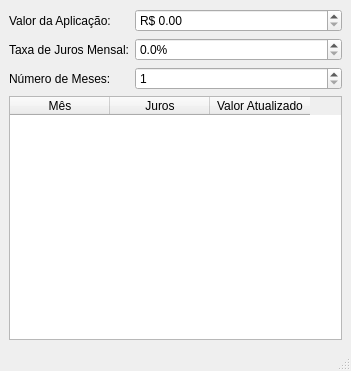
Before: the Qt Designer form QtJuros/qJuros/mainwindow.ui in mjbrusso/Lab3_2025-2, drawn with Qt 5.
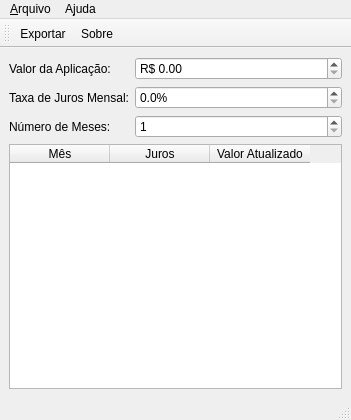
After: the same form once the commit is applied. Icons and pictures are not drawn.

Commit message: Update QtJuros:  table, menu and toolbar

```diff
--- a/QtJuros/qJuros/mainwindow.ui
+++ b/QtJuros/qJuros/mainwindow.ui
@@ -7,7 +7,7 @@
     <x>0</x>
     <y>0</y>
     <width>351</width>
-    <height>371</height>
+    <height>420</height>
    </rect>
   </property>
   <property name="windowTitle">
@@ -81,20 +81,41 @@
     </item>
     <item>
      <widget class="QTableWidget" name="resultTableWidget">
+      <property name="editTriggers">
+       <set>QAbstractItemView::NoEditTriggers</set>
+      </property>
+      <property name="selectionBehavior">
+       <enum>QAbstractItemView::SelectRows</enum>
+      </property>
+      <attribute name="horizontalHeaderVisible">
+       <bool>true</bool>
+      </attribute>
+      <attribute name="verticalHeaderVisible">
+       <bool>false</bool>
+      </attribute>
       <column>
        <property name="text">
         <string>Mês</string>
        </property>
+       <property name="textAlignment">
+        <set>AlignCenter</set>
+       </property>
       </column>
       <column>
        <property name="text">
         <string>Juros</string>
        </property>
+       <property name="textAlignment">
+        <set>AlignCenter</set>
+       </property>
       </column>
       <column>
        <property name="text">
         <string>Valor Atualizado</string>
        </property>
+       <property name="textAlignment">
+        <set>AlignCenter</set>
+       </property>
       </column>
      </widget>
     </item>
@@ -109,8 +130,70 @@
      <height>22</height>
     </rect>
    </property>
+   <widget class="QMenu" name="menuArquivo">
+    <property name="title">
+     <string>&amp;Arquivo</string>
+    </property>
+    <addaction name="actionExportar"/>
+    <addaction name="separator"/>
+    <addaction name="action_Sair"/>
+   </widget>
+   <widget class="QMenu" name="menuA_juda">
+    <property name="title">
+     <string>A&amp;juda</string>
+    </property>
+    <addaction name="action_Sobre"/>
+   </widget>
+   <addaction name="menuArquivo"/>
+   <addaction name="menuA_juda"/>
   </widget>
-  <widget class="QStatusBar" name="statusbar"/>
+  <widget class="QToolBar" name="toolBar">
+   <property name="windowTitle">
+    <string>toolBar</string>
+   </property>
+   <attribute name="toolBarArea">
+    <enum>TopToolBarArea</enum>
+   </attribute>
+   <attribute name="toolBarBreak">
+    <bool>false</bool>
+   </attribute>
+   <addaction name="actionExportar"/>
+   <addaction name="action_Sobre"/>
+  </widget>
+  <widget class="QStatusBar" name="statusBar"/>
+  <action name="actionExportar">
+   <property name="icon">
+    <iconset theme="x-office-spreadsheet"/>
+   </property>
+   <property name="text">
+    <string>E&amp;xportar</string>
+   </property>
+   <property name="toolTip">
+    <string>Exportar para CSV</string>
+   </property>
+   <property name="statusTip">
+    <string>Exportar os dados calculados em CSV</string>
+   </property>
+  </action>
+  <action name="action_Sair">
+   <property name="icon">
+    <iconset theme="application-exit"/>
+   </property>
+   <property name="text">
+    <string>&amp;Sair</string>
+   </property>
+   <property name="shortcut">
+    <string>Ctrl+Q</string>
+   </property>
+  </action>
+  <action name="action_Sobre">
+   <property name="icon">
+    <iconset theme="help-about"/>
+   </property>
+   <property name="text">
+    <string>&amp;Sobre</string>
+   </property>
+  </action>
  </widget>
  <resources/>
  <connections/>
```
Left out of the diff: 2 changed lines with no effect on the pictures. The commit also changes 5 other files.
